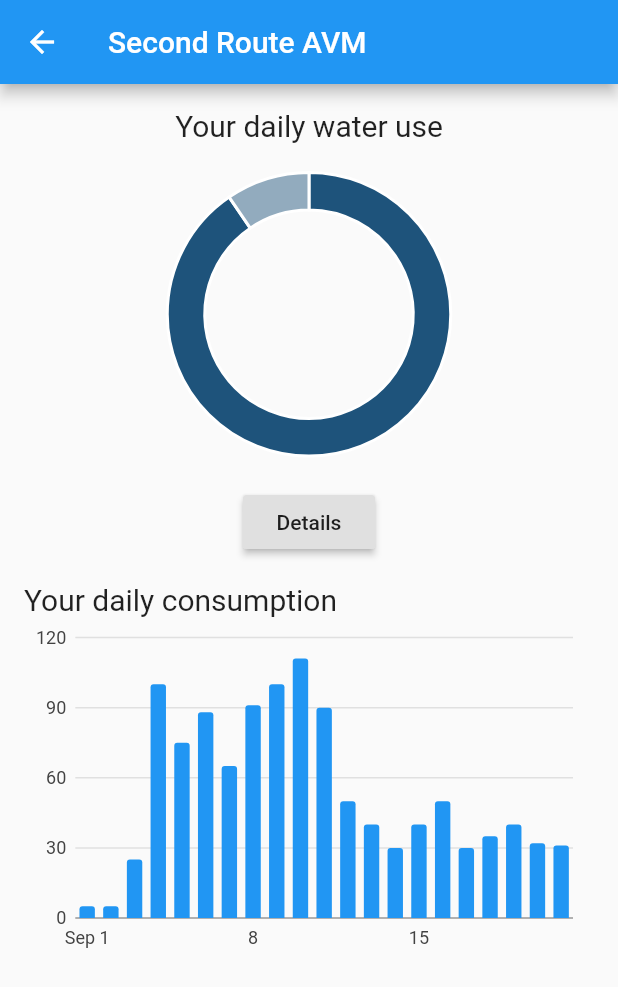
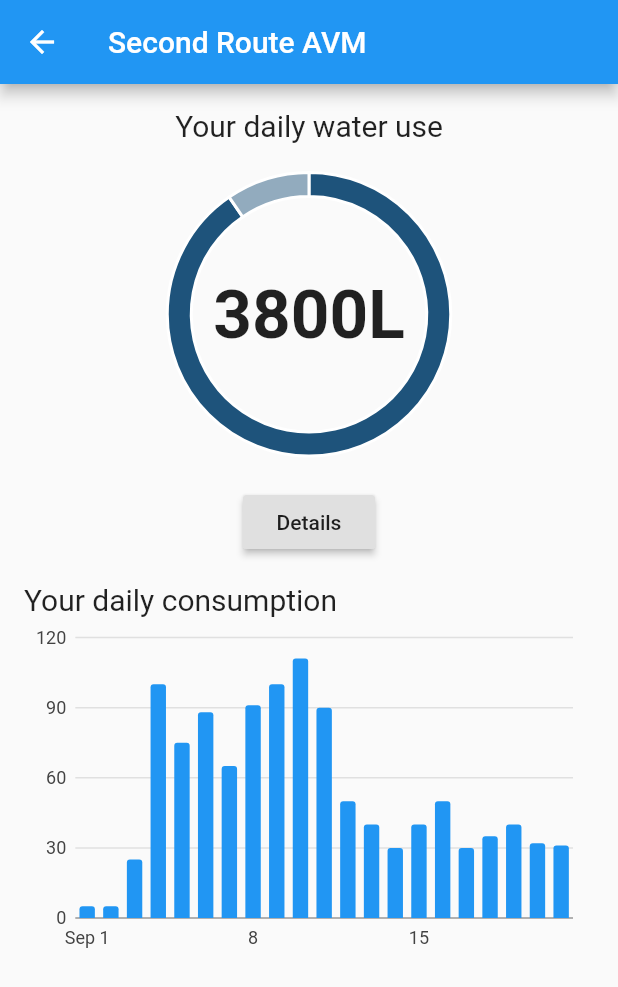
Before and after one commit to CurtesMalteser/AVMapp, a Flutter app: the SecondRoute screen opened directly, on a phone screen of 412 x 824 dp. Shown: the top 987 px of the screen. Run offline on Flutter 3.47's test engine with Material 2 defaults, Android fonts, the light colour scheme and no system bars; our stand-ins replace charts_flutter; network calls fail.

Commit message:
resizing text

```diff
--- a/lib/secondscreen.dart
+++ b/lib/secondscreen.dart
@@ -1,10 +1,6 @@
 import 'package:flutter/material.dart';
-import 'package:avm/main.dart';
 import 'dart:ui';
-
 import 'package:charts_flutter/flutter.dart' as charts;
-import 'package:flutter/material.dart' as prefix0;
-
 import 'TimeSeriesChart.dart';
 
 class SecondRoute extends StatefulWidget {
@@ -98,10 +94,11 @@ class _SecondPageState extends State<SecondRoute> {
                 SizedBox(
                   width: 229.0,
                   height: 229.0,
-                  child: charts.PieChart(
+                  child: Stack(
+                    children: <Widget>[
+                      charts.PieChart(
                         _createSampleData(),
-                    animate: true,
-                    animationDuration: Duration(milliseconds: 500),
+                        animate: false,
                         selectionModels: [
                           new charts.SelectionModelConfig(
                             type: charts.SelectionModelType.info,
@@ -109,8 +106,19 @@ class _SecondPageState extends State<SecondRoute> {
                           )
                         ],
                         defaultRenderer: charts.ArcRendererConfig(
-                      arcWidth: 25,
+                          arcWidth: 16,
                         ),
+                      ),
+                      Center(
+                        child: Text(
+                          _consumedWater.toString() + "L",
+                          style: TextStyle(
+                              fontSize: 45,
+                              fontFamily: 'Roboto',
+                              fontWeight: FontWeight.bold),
+                        ),
+                      )
+                    ],
                   ),
                 ),
                 /*RaisedButton(
```
Lines whose indentation alone changed are shown as unchanged.
